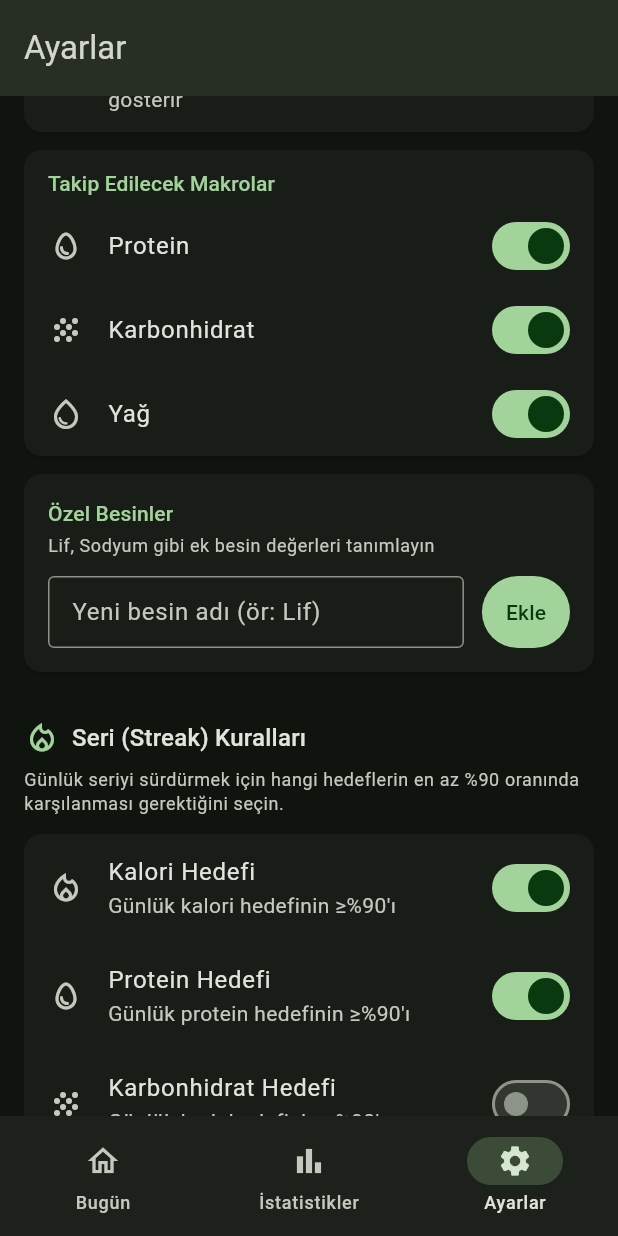
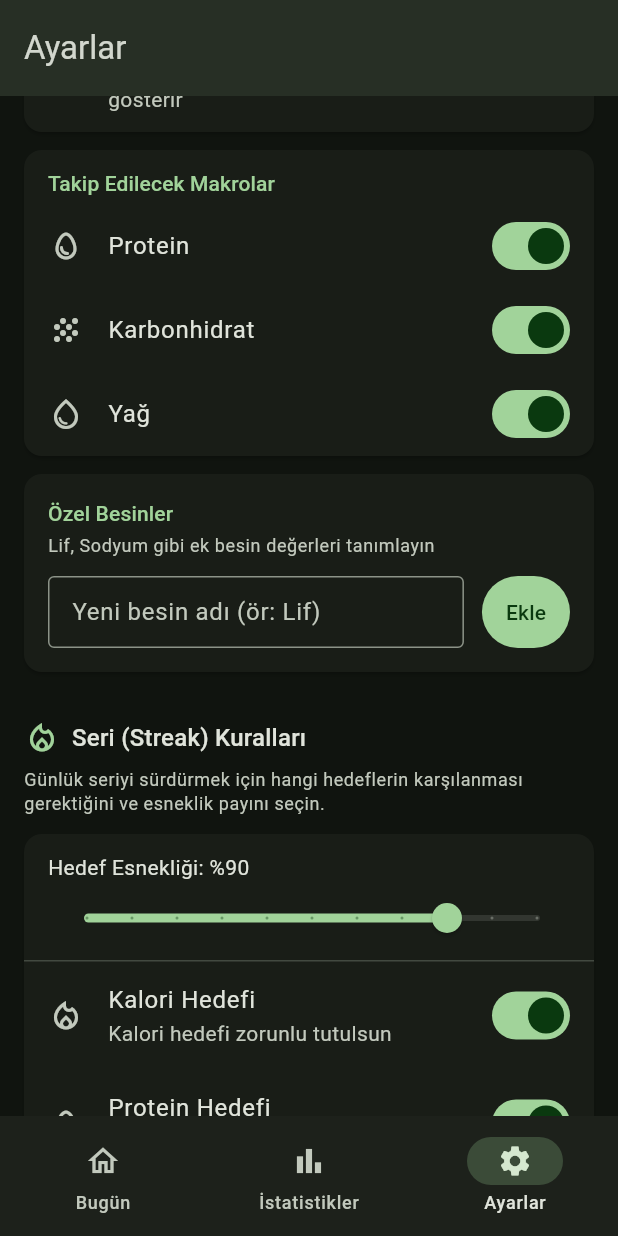
Before and after one commit to KTrordu/besin, a Flutter app: the screen it shows after launch, item 3 of the bottom bar chosen, scrolled down 576 dp, on a phone screen of 412 x 824 dp. Run offline on Flutter 3.47's test engine with Material 3 defaults, Android fonts, the phone set to English and light mode, and no system bars; our stand-ins replace fl_chart, share_plus, shared_preferences; missing offline and left inert: mobile_scanner.

Commit message:
feat: make streak threshold user-configurable (50%–100% slider)
StorageService:
- New 'streak_threshold' double key; loadStreakThreshold (default 0.90)
  and saveStreakThreshold methods

NutritionProvider:
- _streakThreshold field (default 0.90), streakThreshold getter
- Loaded in init() from storage
- updateStreakThreshold(double) method: clamps to [0.50, 1.00], persists,
  re-evaluates all historical streak data via _persistStreak()
- _isDaySuccessful: replaced static _kMin constant with _streakThreshold

SettingsScreen:
- _streakThresholdDraft local state for smooth slider interaction
  (draft used during drag, cleared + persisted on onChangeEnd)
- "Hedef Esnekliği: %X" label + Slider (50%–100%, 10 divisions) added
  at the top of the streak rules Card, separated by a Divider
- Updated section description (removed hardcoded "90%")
- Updated switch subtitles (removed hardcoded percentage, now "zorunlu
  tutulsun" phrasing consistent with dynamic threshold)

Tests (nutrition_provider_test.dart):
- _stubStorage: new optional streakThreshold param (default 0.90) wires
  loadStreakThreshold stub, so all 33 existing tests continue passing
- New group "streak (custom 80% threshold)" — 5 tests:
  • threshold loaded correctly from storage
  • 85% of goals passes at 80% threshold (core requirement)
  • same 85% intake fails at 90% threshold (contrast / documentation)
  • exactly at 80% boundary passes
  • 1 unit below 80% boundary fails
- Total: 38 tests, all passing

Co-Authored-By: Claude Sonnet 4.6 <noreply@anthropic.com>

```diff
--- a/lib/screens/settings_screen.dart
+++ b/lib/screens/settings_screen.dart
@@ -28,6 +28,7 @@ class _SettingsScreenState extends State<SettingsScreen> {
   bool _goalsSaved = false;
   bool _weightSaved = false;
   bool _isExporting = false;
+  double? _streakThresholdDraft;
 
   @override
   void didChangeDependencies() {
@@ -340,7 +341,7 @@ class _SettingsScreenState extends State<SettingsScreen> {
                     ),
                     const SizedBox(height: 8),
                     Text(
-                      'Günlük seriyi sürdürmek için hangi hedeflerin en az %90 oranında karşılanması gerektiğini seçin.',
+                      'Günlük seriyi sürdürmek için hangi hedeflerin karşılanması gerektiğini ve esneklik payını seçin.',
                       style: Theme.of(context).textTheme.bodySmall?.copyWith(
                             color: Theme.of(context)
                                 .colorScheme
@@ -352,13 +353,53 @@ class _SettingsScreenState extends State<SettingsScreen> {
                       margin: EdgeInsets.zero,
                       child: Column(
                         children: [
+                          // ── Threshold slider ───────
+                          Padding(
+                            padding:
+                                const EdgeInsets.fromLTRB(16, 12, 12, 4),
+                            child: Column(
+                              crossAxisAlignment:
+                                  CrossAxisAlignment.start,
+                              children: [
+                                Text(
+                                  'Hedef Esnekliği: %${((_streakThresholdDraft ?? context.watch<NutritionProvider>().streakThreshold) * 100).round()}',
+                                  style: Theme.of(context)
+                                      .textTheme
+                                      .bodyMedium,
+                                ),
+                                Slider(
+                                  value: _streakThresholdDraft ??
+                                      context
+                                          .watch<NutritionProvider>()
+                                          .streakThreshold,
+                                  min: 0.50,
+                                  max: 1.00,
+                                  divisions: 10,
+                                  label:
+                                      '%${((_streakThresholdDraft ?? context.watch<NutritionProvider>().streakThreshold) * 100).round()}',
+                                  onChanged: (val) => setState(
+                                      () => _streakThresholdDraft = val),
+                                  onChangeEnd: (val) {
+                                    setState(() =>
+                                        _streakThresholdDraft = null);
+                                    context
+                                        .read<NutritionProvider>()
+                                        .updateStreakThreshold(val);
+                                  },
+                                ),
+                              ],
+                            ),
+                          ),
+                          const Divider(height: 1),
+                          // ── Required metrics ───────
                           SwitchListTile(
                             contentPadding:
                                 const EdgeInsets.fromLTRB(16, 0, 12, 0),
                             secondary: const Icon(
                                 Icons.local_fire_department_outlined),
                             title: const Text('Kalori Hedefi'),
-                            subtitle: const Text('Günlük kalori hedefinin ≥%90\'ı'),
+                            subtitle: const Text(
+                                'Kalori hedefi zorunlu tutulsun'),
                             value: context
                                 .watch<NutritionProvider>()
                                 .streakRequireCalories,
@@ -371,7 +412,8 @@ class _SettingsScreenState extends State<SettingsScreen> {
                                 const EdgeInsets.fromLTRB(16, 0, 12, 0),
                             secondary: const Icon(Icons.egg_outlined),
                             title: const Text('Protein Hedefi'),
-                            subtitle: const Text('Günlük protein hedefinin ≥%90\'ı'),
+                            subtitle: const Text(
+                                'Protein hedefi zorunlu tutulsun'),
                             value: context
                                 .watch<NutritionProvider>()
                                 .streakRequireProtein,
@@ -384,7 +426,8 @@ class _SettingsScreenState extends State<SettingsScreen> {
                                 const EdgeInsets.fromLTRB(16, 0, 12, 0),
                             secondary: const Icon(Icons.grain_outlined),
                             title: const Text('Karbonhidrat Hedefi'),
-                            subtitle: const Text('Günlük karb hedefinin ≥%90\'ı'),
+                            subtitle: const Text(
+                                'Karb hedefi zorunlu tutulsun'),
                             value: context
                                 .watch<NutritionProvider>()
                                 .streakRequireCarbs,
@@ -395,9 +438,11 @@ class _SettingsScreenState extends State<SettingsScreen> {
                           SwitchListTile(
                             contentPadding:
                                 const EdgeInsets.fromLTRB(16, 0, 12, 0),
-                            secondary: const Icon(Icons.water_drop_outlined),
+                            secondary:
+                                const Icon(Icons.water_drop_outlined),
                             title: const Text('Yağ Hedefi'),
-                            subtitle: const Text('Günlük yağ hedefinin ≥%90\'ı'),
+                            subtitle:
+                                const Text('Yağ hedefi zorunlu tutulsun'),
                             value: context
                                 .watch<NutritionProvider>()
                                 .streakRequireFat,
```
Also changed, not shown: lib/providers/nutrition_provider.dart (+14 -6 lines), lib/services/storage_service.dart (+9 -0 lines), 1 other file.
